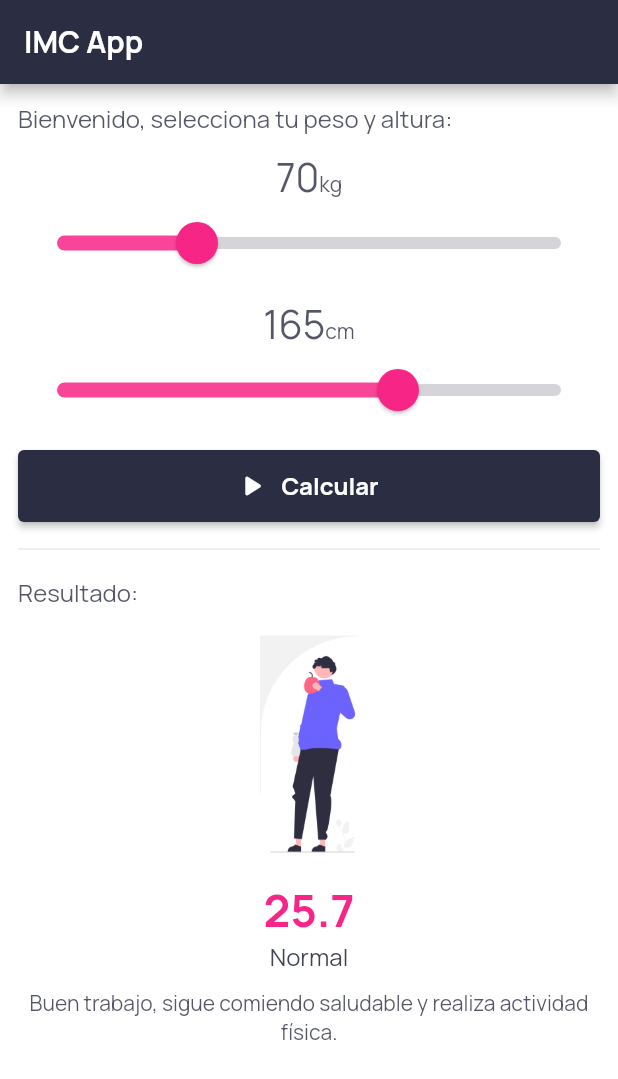
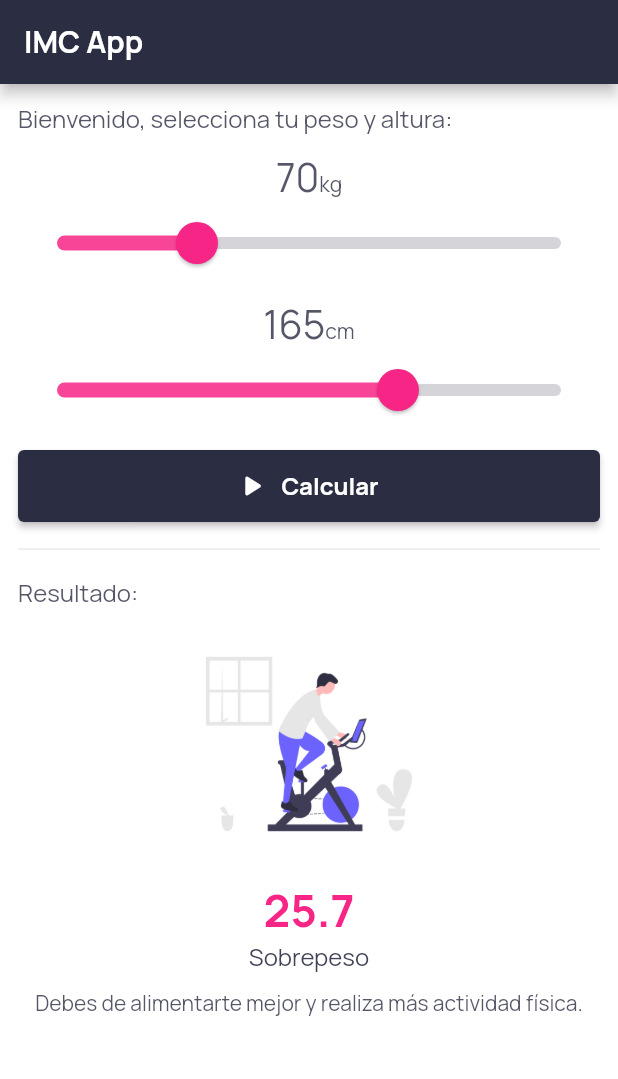
Before and after one commit to ehbarrionuevo/flutter_codigo2_imc, a Flutter app: the screen it shows after launch, after a tap on "Calcular", on a phone screen of 412 x 824 dp. Shown: the top 1079 px of the screen. Run offline on Flutter 3.47's test engine with Material 2 defaults, Android fonts, the phone set to English and light mode, and no system bars.

Commit message:
Init 2.7

```diff
--- /dev/null
+++ b/lib/bmi_brain.dart
@@ -0,0 +1,14 @@
+
+class BMIBrain {
+  double weight;
+  double height;
+
+  BMIBrain({
+    required this.weight,
+    required this.height,
+  });
+
+  calculateBMI() {
+    print("Calculando...");
+  }
+}
--- a/lib/home_page.dart
+++ b/lib/home_page.dart
@@ -1,5 +1,6 @@
 import 'dart:math';
 
+import 'package:codigo2_bmi/bmi_brain.dart';
 import 'package:flutter/material.dart';
 
 class HomePage extends StatefulWidget {
@@ -13,9 +14,22 @@ class _HomePageState extends State<HomePage> {
   double height = 165;
 
   double bmi = 0;
+  String result = "Normal";
+  String recommendation = "-";
 
-  calculateBMI(){
+
+  void calculateBMI(){
     bmi = weight / pow((height / 100), 2);
+    if(bmi < 18){
+      result = "Bajo en peso";
+      recommendation = "Debes de alimentarte mejor.";
+    } else if(bmi < 25){
+      result = "Normal";
+      recommendation = "Buen trabajo, sigue comiendo saludable.";
+    } else{
+      result = "Sobrepeso";
+      recommendation = "Debes de alimentarte mejor y realiza más actividad física.";
+    }
     setState(() {
 
     });
@@ -123,7 +137,12 @@ class _HomePageState extends State<HomePage> {
               height: 48.0,
               child: ElevatedButton.icon(
                 onPressed: () {
+
+                  BMIBrain mandarina = BMIBrain(weight: 60, height: 30);
+                  mandarina.calculateBMI();
+
                   calculateBMI();
+
                 },
                 style: ElevatedButton.styleFrom(
                   backgroundColor: const Color(0xff2b2d42),
@@ -157,13 +176,14 @@ class _HomePageState extends State<HomePage> {
             ),
             Center(
               child: Image.asset(
-                'assets/images/image3.png',
+                'assets/images/image2.png',
                 height: 180,
                 width: 180,
                 fit: BoxFit.contain,
               ),
             ),
-            Column(
+            Center(
+              child: Column(
                 children: [
                   Text(
                     bmi.toStringAsFixed(1),
@@ -174,7 +194,7 @@ class _HomePageState extends State<HomePage> {
                     ),
                   ),
                   Text(
-                  "Normal",
+                    result,
                     style: TextStyle(
                       fontSize: 16.0,
                       color: Color(0xff2b2d42).withOpacity(0.90),
@@ -185,7 +205,7 @@ class _HomePageState extends State<HomePage> {
                     height: 10.0,
                   ),
                   Text(
-                  "Buen trabajo, sigue comiendo saludable y realiza actividad física.",
+                    recommendation,
                     textAlign: TextAlign.center,
                     style: TextStyle(
                       fontSize: 14.0,
@@ -195,6 +215,7 @@ class _HomePageState extends State<HomePage> {
                   ),
                 ],
               ),
+            ),
           ],
         ),
       ),
```
Lines whose indentation alone changed are shown as unchanged.
